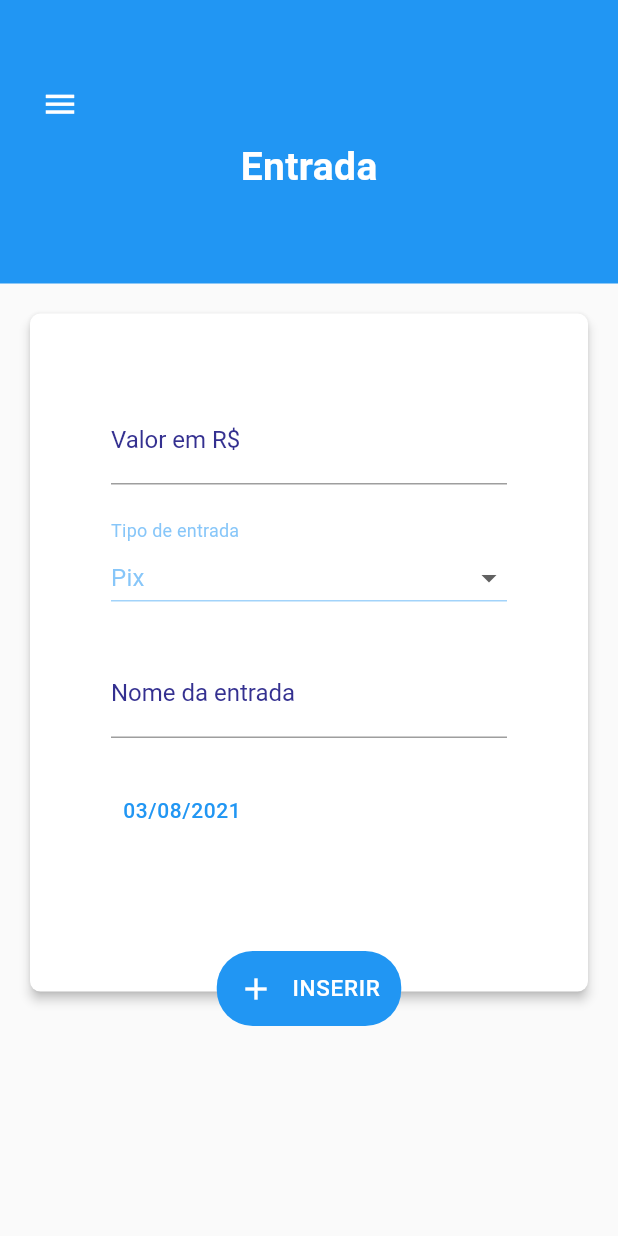
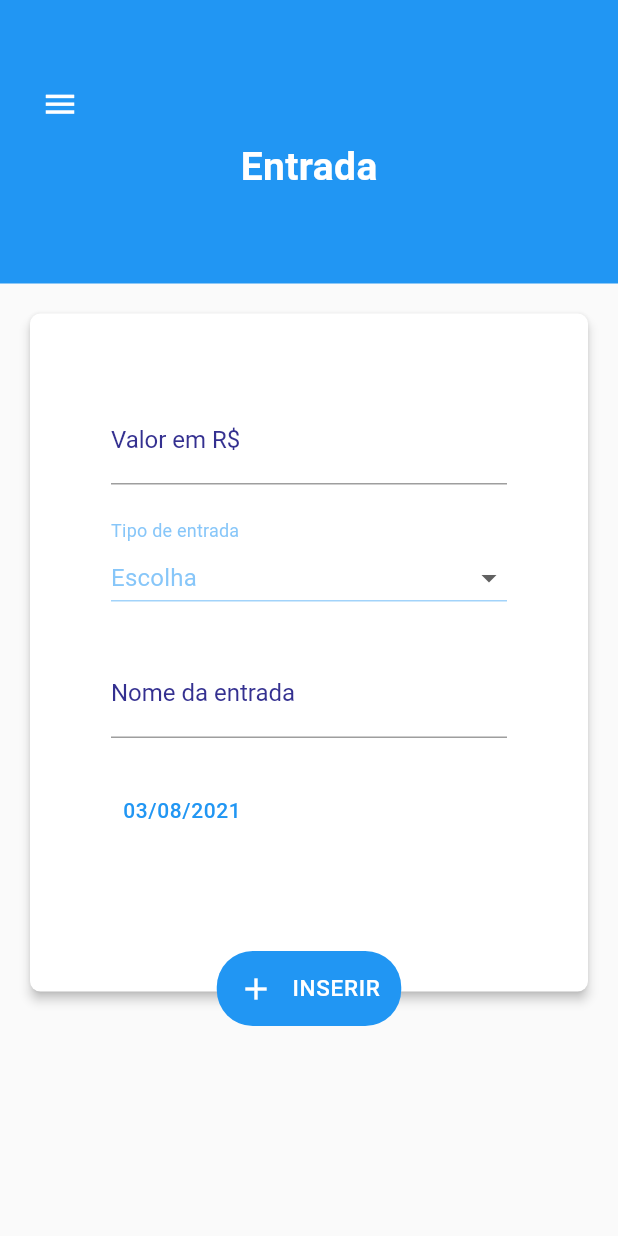
Before and after one commit to rodrigofelipejr/raro-academy-budget, a Flutter app: the IncomePage screen opened directly, on a phone screen of 412 x 824 dp. Run offline on Flutter 3.47's test engine with Material 2 defaults, Android fonts, the phone set to English and light mode, and no system bars; missing offline and left inert: animated_card, vs_scrollbar; project files that could hold a hidden picture were left out.

Commit message:
Primeiro valor do dropdownValue é vazio

```diff
--- a/lib/src/features/income/income_page.dart
+++ b/lib/src/features/income/income_page.dart
@@ -14,12 +14,7 @@ class _IncomePageState extends State<IncomePage> {
   FocusNode _inputTypeFocusNode = FocusNode();
   FocusNode _inputNameFocusNode = FocusNode();
 
-  // DropDownItemData? dropdownValue;
-
-  DropDownItemData? dropdownValue = DropDownItemData(
-    color: Colors.blue,
-    value: "Pix",
-  );
+  DropDownItemData? dropdownValue;
 
   final List<DropDownItemData> list = [
     DropDownItemData(
@@ -140,7 +135,7 @@ class _IncomePageState extends State<IncomePage> {
                               letterSpacing: 0.15,
                             ),
                           ),
-                          DropdownButton<String>(
+                          DropdownButton(
                             isExpanded: true,
                             hint: Container(
                               padding:
@@ -156,7 +151,7 @@ class _IncomePageState extends State<IncomePage> {
                                 ),
                               ),
                             ),
-                            value: dropdownValue!.value,
+                            value: dropdownValue,
                             icon: const Icon(Icons.arrow_drop_down),
                             iconSize: 24,
                             elevation: 8,
@@ -178,10 +173,11 @@ class _IncomePageState extends State<IncomePage> {
                             },
                             focusNode: _inputTypeFocusNode,
                             selectedItemBuilder: (BuildContext context) {
-                              return list.map<DropdownMenuItem<String>>(
-                                  (DropDownItemData item) {
-                                return DropdownMenuItem<String>(
-                                  value: item.value,
+                              return list
+                                  .map<DropdownMenuItem<DropDownItemData>>(
+                                      (DropDownItemData item) {
+                                return DropdownMenuItem<DropDownItemData>(
+                                  value: item,
                                   child: Text(
                                     item.value,
                                     style: TextStyle(
@@ -195,10 +191,10 @@ class _IncomePageState extends State<IncomePage> {
                                 );
                               }).toList();
                             },
-                            items: list.map<DropdownMenuItem<String>>(
+                            items: list.map<DropdownMenuItem<DropDownItemData>>(
                                 (DropDownItemData item) {
-                              return DropdownMenuItem<String>(
-                                value: item.value,
+                              return DropdownMenuItem<DropDownItemData>(
+                                value: item,
                                 child: Row(
                                   mainAxisSize: MainAxisSize.min,
                                   children: [
```
